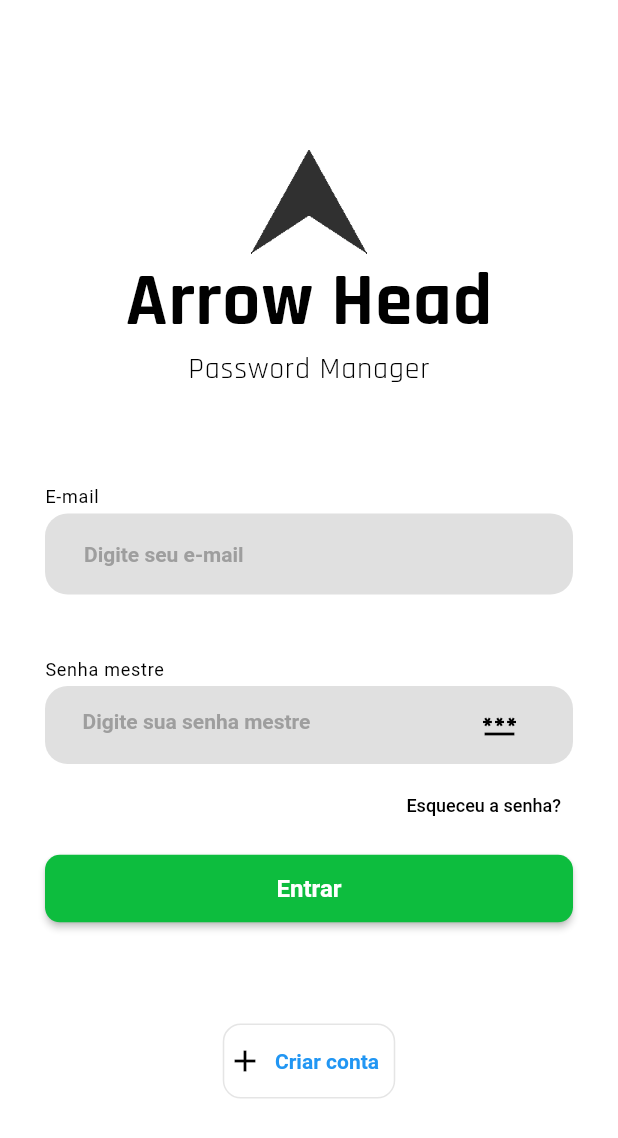
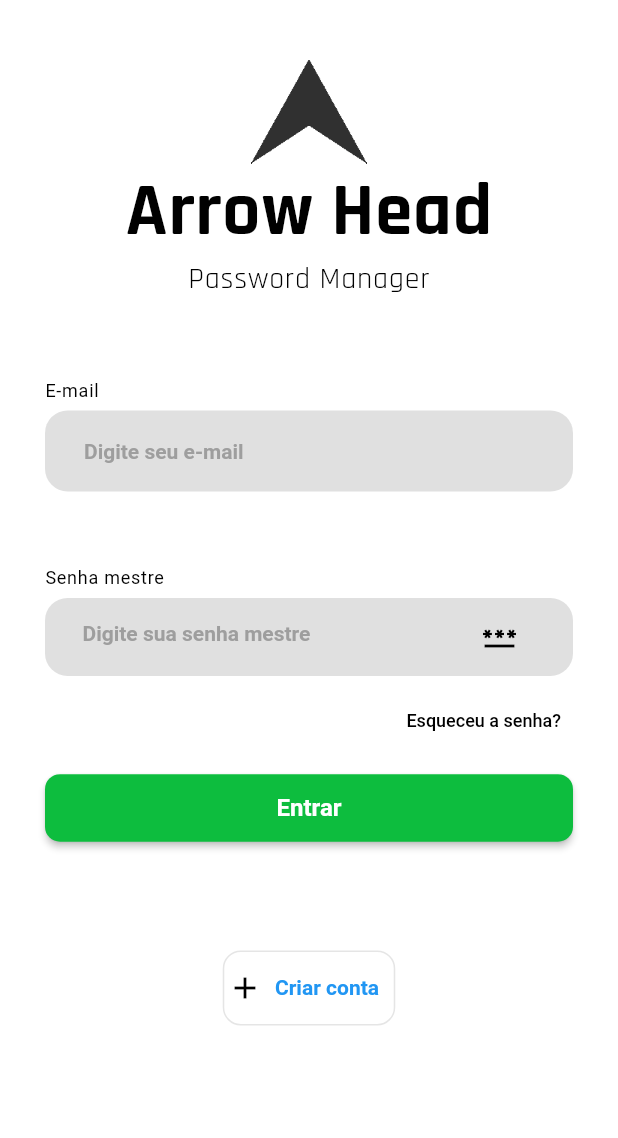
Before and after one commit to PasswordHub/ArrowHead, a Flutter app: the screen it shows after launch, on a phone screen of 412 x 824 dp. Shown: the top 1138 px of the screen. Run offline on Flutter 3.47's test engine with Material 2 defaults, Android fonts, the phone set to English and light mode, and no system bars; our stand-ins replace email_validator; Roboto replaces fonts that are missing (Arial).

Commit message:
feat: removido spacing da tela de login

```diff
--- a/arrowhead/lib/main.dart
+++ b/arrowhead/lib/main.dart
@@ -1,6 +1,6 @@
 import 'package:arrowhead/providers/theme_provider.dart';
-import 'package:arrowhead/screens/CreateEditPassword/create_edit_password.dart';
-import 'package:arrowhead/screens/HomePage/home_page.dart';
+import '/screens/CreateEditPassword/create_edit_password.dart';
+import '/screens/HomePage/home_page.dart';
 import 'package:flutter/material.dart';
 import 'package:provider/provider.dart';
 import 'screens/Login/login_screen.dart';
--- a/arrowhead/lib/screens/Login/login_screen.dart
+++ b/arrowhead/lib/screens/Login/login_screen.dart
@@ -5,6 +5,8 @@ import 'package:email_validator/email_validator.dart';
 
 class LoginScreen extends StatefulWidget {
   static const routeName = '/login-screen';
+
+  const LoginScreen({Key? key}) : super(key: key);
 
   @override
   _LoginScreenState createState() => _LoginScreenState();
@@ -37,8 +39,7 @@ class _LoginScreenState extends State<LoginScreen> {
                         topRight: Radius.circular(15)),
                   ),
                   child: Padding(
-                    padding: const EdgeInsets.symmetric(
-                        horizontal: 30, vertical: 15),
+                    padding: const EdgeInsets.symmetric(horizontal: 30),
                     child: Column(
                       mainAxisAlignment: MainAxisAlignment.spaceAround,
                       crossAxisAlignment: CrossAxisAlignment.stretch,
@@ -214,7 +215,7 @@ class _LoginScreenState extends State<LoginScreen> {
   /// Título e logo do app
   Widget fullLogo() => Column(children: [
         const SizedBox(
-          height: 100,
+          height: 40,
         ),
         Image.asset(
           'assets/images/arrow.png',
```
Also changed, not shown: 1 other file.
